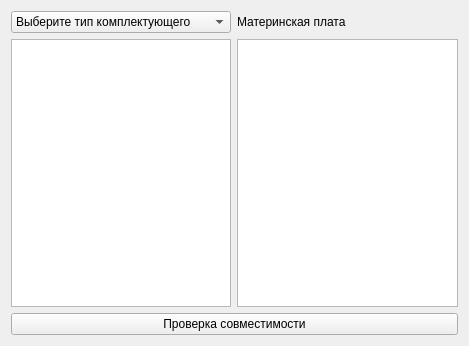
First picture: the form in ui_qt/from_designer/compability.ui, repository OTBEPTKA1873/SMRP_Nef_Meh_MM-21-1B, before the edit.
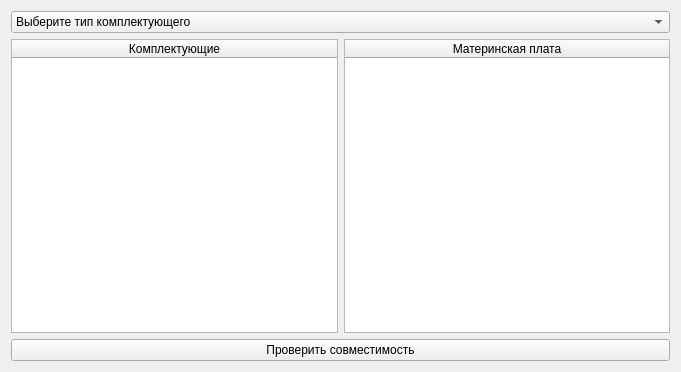
Second picture: the form after the edit.

Commit message: Сделал окно совместимости

Patch:
```diff
--- a/ui_qt/from_designer/compability.ui
+++ b/ui_qt/from_designer/compability.ui
@@ -6,15 +6,15 @@
    <rect>
     <x>0</x>
     <y>0</y>
-    <width>469</width>
-    <height>346</height>
+    <width>681</width>
+    <height>372</height>
    </rect>
   </property>
   <property name="windowTitle">
    <string>Form</string>
   </property>
   <layout class="QGridLayout" name="gridLayout">
-   <item row="0" column="0">
+   <item row="0" column="0" colspan="2">
     <widget class="QComboBox" name="componentBox">
      <item>
       <property name="text">
@@ -43,23 +43,46 @@
      </item>
     </widget>
    </item>
-   <item row="0" column="1">
-    <widget class="QLabel" name="text_label">
-     <property name="text">
-      <string>Материнская плата</string>
-     </property>
-    </widget>
-   </item>
    <item row="1" column="0">
-    <widget class="QTableWidget" name="componentTable"/>
+    <widget class="QTableWidget" name="componentTable">
+     <property name="editTriggers">
+      <set>QAbstractItemView::NoEditTriggers</set>
+     </property>
+     <property name="selectionBehavior">
+      <enum>QAbstractItemView::SelectRows</enum>
+     </property>
+     <attribute name="horizontalHeaderDefaultSectionSize">
+      <number>200</number>
+     </attribute>
+     <attribute name="horizontalHeaderStretchLastSection">
+      <bool>true</bool>
+     </attribute>
+     <column>
+      <property name="text">
+       <string>Комплектующие</string>
+      </property>
+     </column>
+    </widget>
    </item>
    <item row="1" column="1">
-    <widget class="QTableWidget" name="mbTable"/>
+    <widget class="QTableWidget" name="mbTable">
+     <attribute name="horizontalHeaderDefaultSectionSize">
+      <number>200</number>
+     </attribute>
+     <attribute name="horizontalHeaderStretchLastSection">
+      <bool>true</bool>
+     </attribute>
+     <column>
+      <property name="text">
+       <string>Материнская плата</string>
+      </property>
+     </column>
+    </widget>
    </item>
    <item row="2" column="0" colspan="2">
     <widget class="QPushButton" name="pushButton">
      <property name="text">
-      <string>Проверка совместимости</string>
+      <string>Проверить совместимость</string>
      </property>
     </widget>
    </item>
```
Left out of the diff: 2 changed lines with no effect on the pictures. The commit also changes 3 other files.
